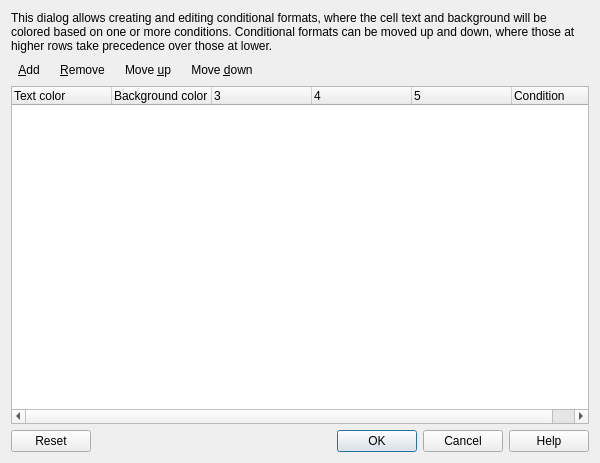
Qt form src/CondFormatManager.ui (sqlitebrowser/sqlitebrowser) before a commit.
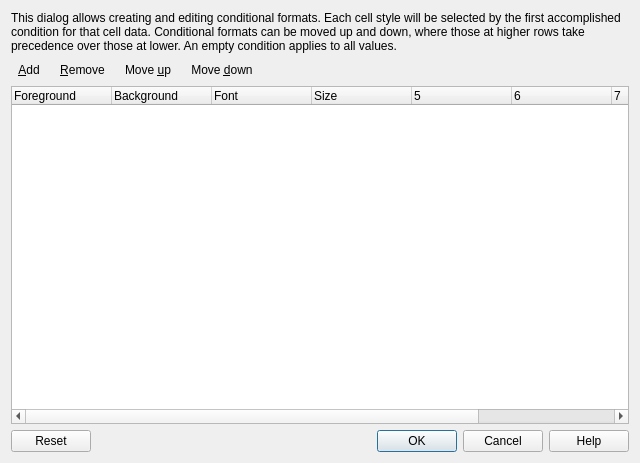
The same form after that commit. Icons and pictures are not drawn.

Commit message:
Added font and point size selection to conditional formats
Added font combo box and spin box for selecting font and font point size
of a conditional format. The default for a new conditional format is the
corresponding setting.

Minor dialog adjustments for better display.

See issues #1976 and #1815.

What changed in the file:
```diff
--- a/src/CondFormatManager.ui
+++ b/src/CondFormatManager.ui
@@ -6,7 +6,7 @@
    <rect>
     <x>0</x>
     <y>0</y>
-    <width>600</width>
+    <width>640</width>
     <height>463</height>
    </rect>
   </property>
@@ -17,7 +17,7 @@
    <item>
     <widget class="QLabel" name="labelTitle">
      <property name="text">
-      <string>This dialog allows creating and editing conditional formats, where the cell text and background will be colored based on one or more conditions. Conditional formats can be moved up and down, where those at higher rows take precedence over those at lower.</string>
+      <string>This dialog allows creating and editing conditional formats. Each cell style will be selected by the first accomplished condition for that cell data. Conditional formats can be moved up and down, where those at higher rows take precedence over those at lower. An empty condition applies to all values.</string>
      </property>
      <property name="wordWrap">
       <bool>true</bool>
@@ -155,14 +155,30 @@
      </attribute>
      <column>
       <property name="text">
+       <string>Foreground</string>
+      </property>
+      <property name="toolTip">
        <string>Text color</string>
       </property>
      </column>
      <column>
       <property name="text">
+       <string>Background</string>
+      </property>
+      <property name="toolTip">
        <string>Background color</string>
       </property>
      </column>
+     <column>
+      <property name="text">
+       <string>Font</string>
+      </property>
+     </column>
+     <column>
+      <property name="text">
+       <string>Size</string>
+      </property>
+     </column>
      <column>
       <property name="text">
        <string/>
```
The commit also changes 2 other files.
